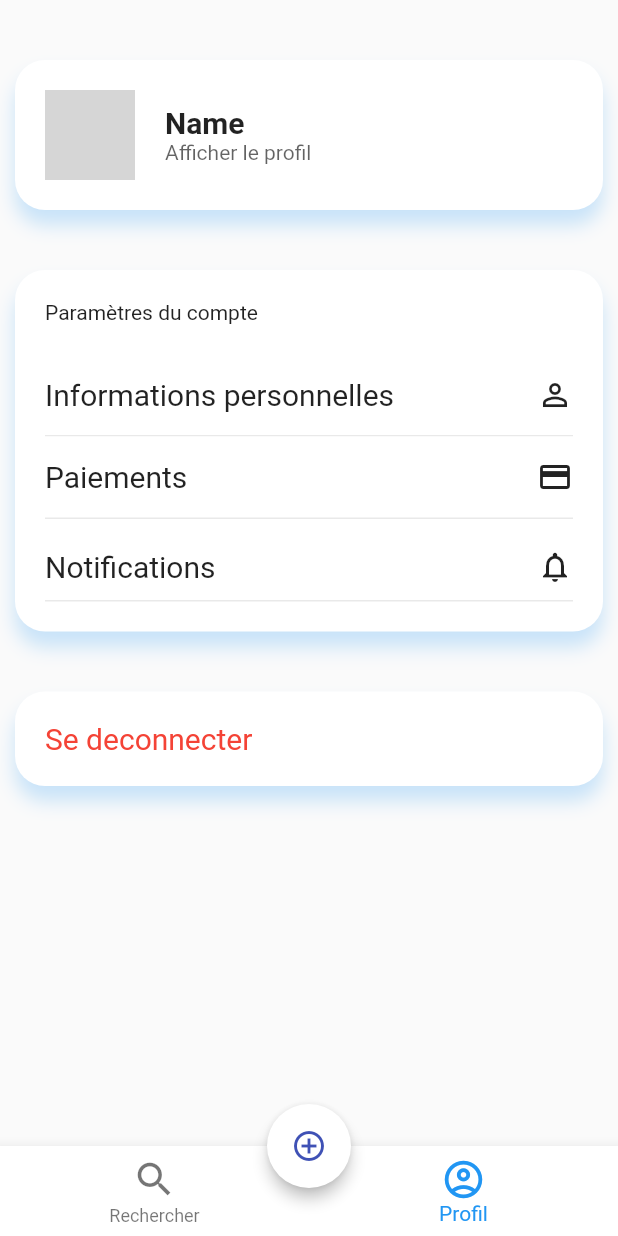
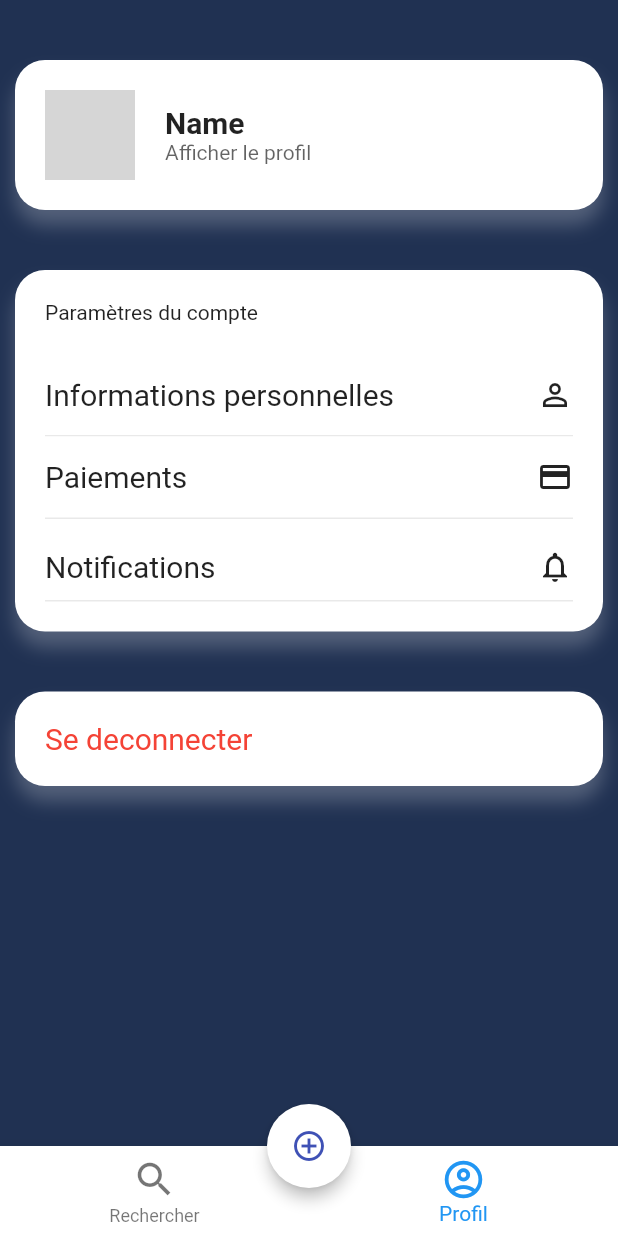
Before and after one commit to hugotiem/firebase, a Flutter app: the screen it shows after launch, item 2 of the bottom bar chosen, on a phone screen of 412 x 824 dp. Run offline on Flutter 3.47's test engine with Material 2 defaults, Android fonts, the phone set to English and light mode, and no system bars; our stand-ins replace firebase_core; accounts and stored records are empty; network calls fail; grey boxes are pictures that could not be loaded.

Commit message:
adding const colors

```diff
--- a/lib/Constant.dart
+++ b/lib/Constant.dart
@@ -2,3 +2,6 @@ import 'package:flutter/material.dart';
 
 // color when clickable element is focused
 const Color FOCUS_COLOR = Color(0xFFE7E7E7);
+
+const Color BLUE_BACKGROUND = Color(0xff203152);
+const Color YELLOW_COLOR = Color(0xffffcc5c);
--- a/lib/Model/pts_components.dart
+++ b/lib/Model/pts_components.dart
@@ -35,7 +35,7 @@ class ContainerShadow extends StatelessWidget {
           BoxShadow(
             offset: Offset(0, 10),
             blurRadius: 10,
-            color: Colors.blue.withOpacity(0.23),
+            color: Colors.white.withOpacity(0.23),
           )
         ],
       ),
--- a/lib/View/Pages/Profil.dart
+++ b/lib/View/Pages/Profil.dart
@@ -1,5 +1,6 @@
 import 'package:flutter/cupertino.dart';
 import 'package:flutter/material.dart';
+import 'package:pts/Constant.dart';
 import 'package:pts/Model/components/ProfilPhoto.dart';
 import 'package:pts/Model/pts_components.dart';
 import 'package:pts/View/Pages/login/login.dart';
@@ -21,6 +22,7 @@ class _ProfilState extends State<Profil> {
       //   backgroundColor: Colors.white,
       // ),
       body: Container(
+        color: BLUE_BACKGROUND,
         child: Center(
           child: Column(
             children: <Widget>[
```
